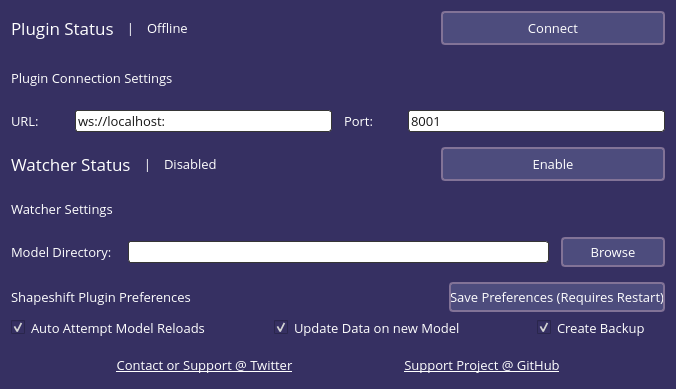
The window that files/qtdesigner/plugin_windowv2.ui (randypanopio/VTS-Shapeshift) describes before a commit, drawn with Qt 5.
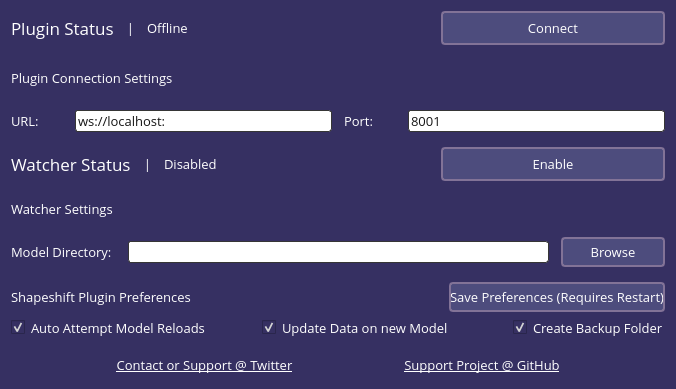
The same window after the commit.

```diff
--- a/files/qtdesigner/plugin_windowv2.ui
+++ b/files/qtdesigner/plugin_windowv2.ui
@@ -426,7 +426,7 @@
             </sizepolicy>
            </property>
            <property name="text">
-            <string>Create Backup</string>
+            <string>Create Backup Folder</string>
            </property>
            <property name="checked">
             <bool>true</bool>
```
